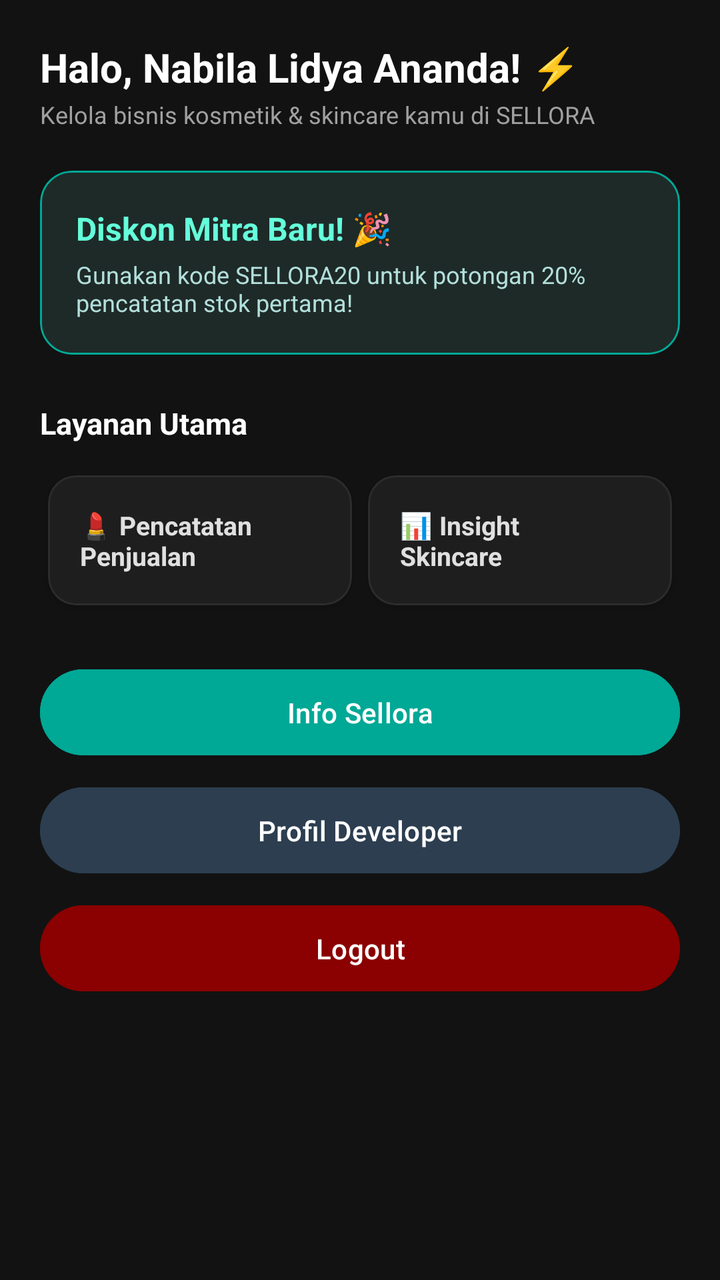
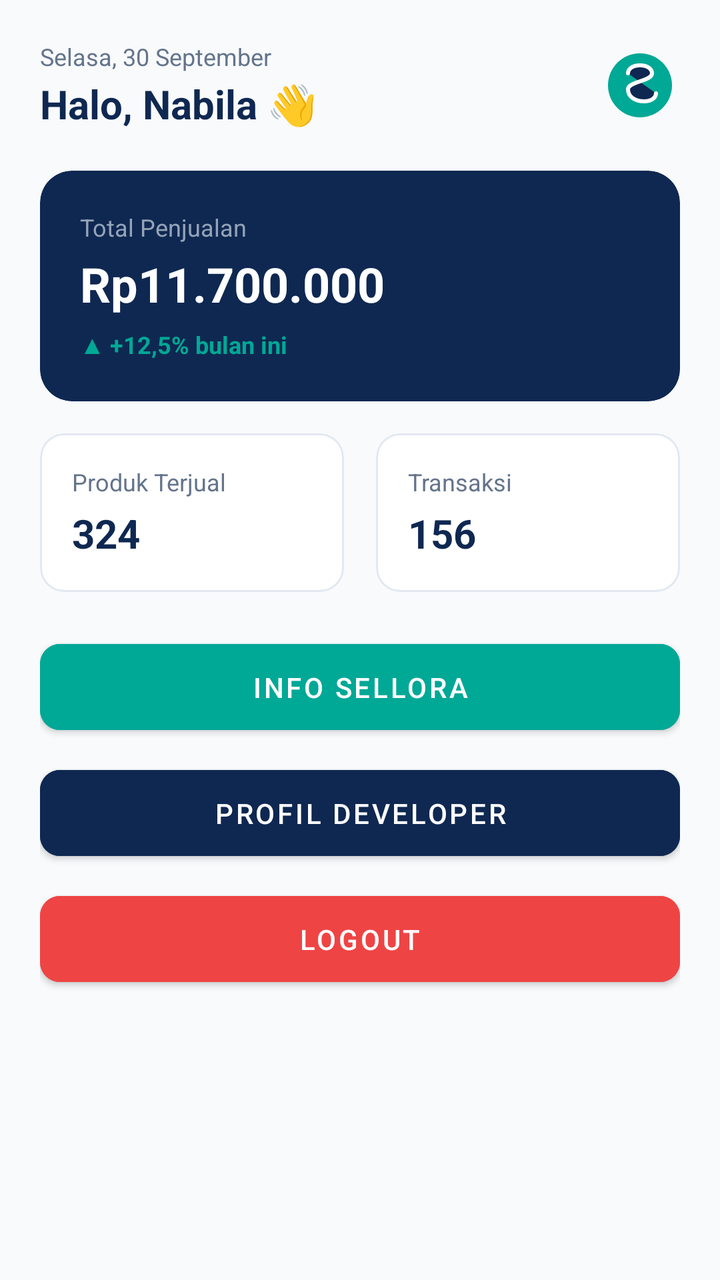

Compare the two renders of this Android layout. The source of the first and the diff that turns it into the second are given below.
<!-- AndroidManifest.xml: application theme Theme.NALOreo -->
<!-- res/layout/fragment_home.xml -->
<?xml version="1.0" encoding="utf-8"?>
<ScrollView xmlns:android="http://schemas.android.com/apk/res/android"
    xmlns:app="http://schemas.android.com/apk/res-auto"
    android:layout_width="match_parent"
    android:layout_height="match_parent"
    android:background="#121212"
    android:fillViewport="true">

    <LinearLayout
        android:layout_width="match_parent"
        android:layout_height="wrap_content"
        android:orientation="vertical"
        android:padding="20dp">

        <TextView
            android:id="@+id/tvWelcomeUser"
            android:layout_width="wrap_content"
            android:layout_height="wrap_content"
            android:text="Halo, Nabila Lidya Ananda! ⚡"
            android:textColor="#FFFFFF"
            android:textSize="20sp"
            android:textStyle="bold" />

        <TextView
            android:layout_width="wrap_content"
            android:layout_height="wrap_content"
            android:layout_marginTop="2dp"
            android:text="Kelola bisnis kosmetik &amp; skincare kamu di SELLORA"
            android:textColor="#A0A0A0"
            android:textSize="12sp" />

        
        <com.google.android.material.card.MaterialCardView
            android:layout_width="match_parent"
            android:layout_height="wrap_content"
            android:layout_marginTop="20dp"
            app:cardBackgroundColor="#1E2A28"
            app:cardCornerRadius="16dp"
            app:cardElevation="0dp"
            app:strokeColor="#00A896"
            app:strokeWidth="1dp">

            <LinearLayout
                android:layout_width="match_parent"
                android:layout_height="wrap_content"
                android:orientation="vertical"
                android:padding="18dp">

                <TextView
                    android:layout_width="wrap_content"
                    android:layout_height="wrap_content"
                    android:text="Diskon Mitra Baru! 🎉"
                    android:textColor="#64FFDA"
                    android:textSize="16sp"
                    android:textStyle="bold" />

                <TextView
                    android:layout_width="wrap_content"
                    android:layout_height="wrap_content"
                    android:layout_marginTop="4dp"
                    android:text="Gunakan kode SELLORA20 untuk potongan 20% pencatatan stok pertama!"
                    android:textColor="#B2DFDB"
                    android:textSize="12sp" />
            </LinearLayout>
        </com.google.android.material.card.MaterialCardView>

        <TextView
            android:layout_width="wrap_content"
            android:layout_height="wrap_content"
            android:layout_marginTop="24dp"
            android:text="Layanan Utama"
            android:textColor="#FFFFFF"
            android:textSize="15sp"
            android:textStyle="bold" />

        
        <GridLayout
            android:layout_width="match_parent"
            android:layout_height="wrap_content"
            android:layout_marginTop="12dp"
            android:columnCount="2">

            <com.google.android.material.card.MaterialCardView
                android:layout_width="0dp"
                android:layout_height="wrap_content"
                android:layout_columnWeight="1"
                android:layout_margin="4dp"
                app:cardBackgroundColor="#1E1E1E"
                app:cardCornerRadius="14dp"
                app:cardElevation="2dp"
                app:strokeColor="#2C2C2C"
                app:strokeWidth="1dp">

                <TextView
                    android:layout_width="match_parent"
                    android:layout_height="wrap_content"
                    android:padding="16dp"
                    android:text="💄 Pencatatan\nPenjualan"
                    android:textColor="#E0E0E0"
                    android:textSize="13sp"
                    android:textStyle="bold" />
            </com.google.android.material.card.MaterialCardView>

            <com.google.android.material.card.MaterialCardView
                android:layout_width="0dp"
                android:layout_height="wrap_content"
                android:layout_columnWeight="1"
                android:layout_margin="4dp"
                app:cardBackgroundColor="#1E1E1E"
                app:cardCornerRadius="14dp"
                app:cardElevation="2dp"
                app:strokeColor="#2C2C2C"
                app:strokeWidth="1dp">

                <TextView
                    android:layout_width="match_parent"
                    android:layout_height="wrap_content"
                    android:padding="16dp"
                    android:text="📊 Insight\nSkincare"
                    android:textColor="#E0E0E0"
                    android:textSize="13sp"
                    android:textStyle="bold" />
            </com.google.android.material.card.MaterialCardView>
        </GridLayout>

        
        <com.google.android.material.button.MaterialButton
            android:id="@+id/btnInfoSellora"
            android:layout_width="match_parent"
            android:layout_height="wrap_content"
            android:layout_marginTop="24dp"
            android:backgroundTint="#00A896"
            android:padding="12dp"
            android:text="Info Sellora"
            android:textColor="#FFFFFF"
            app:cornerRadius="24dp" />

        <com.google.android.material.button.MaterialButton
            android:id="@+id/btnProfilDeveloper"
            android:layout_width="match_parent"
            android:layout_height="wrap_content"
            android:layout_marginTop="8dp"
            android:backgroundTint="#2C3E50"
            android:padding="12dp"
            android:text="Profil Developer"
            android:textColor="#FFFFFF"
            app:cornerRadius="24dp" />

        <com.google.android.material.button.MaterialButton
            android:id="@+id/btnLogout"
            android:layout_width="match_parent"
            android:layout_height="wrap_content"
            android:layout_marginTop="8dp"
            android:backgroundTint="#8B0000"
            android:padding="12dp"
            android:text="Logout"
            android:textColor="#FFFFFF"
            app:cornerRadius="24dp" />

    </LinearLayout>
</ScrollView>
<!-- resources referenced by this layout -->
<resources>
  <style name="Theme.NALOreo" parent="Base.Theme.NALOreo" />
  <style name="Base.Theme.NALOreo" parent="Theme.Material3.DayNight.NoActionBar">
          
          
      </style>
</resources>

<!-- the commit's change to res/layout/fragment_home.xml (unified diff, before → after) -->
@@ -3,7 +3,7 @@
     xmlns:app="http://schemas.android.com/apk/res-auto"
     android:layout_width="match_parent"
     android:layout_height="match_parent"
-    android:background="#121212"
+    android:background="#F8FAFC"
     android:fillViewport="true">
 
     <LinearLayout
@@ -12,150 +12,195 @@
         android:orientation="vertical"
         android:padding="20dp">
 
-        <TextView
-            android:id="@+id/tvWelcomeUser"
-            android:layout_width="wrap_content"
-            android:layout_height="wrap_content"
-            android:text="Halo, Nabila Lidya Ananda! ⚡"
-            android:textColor="#FFFFFF"
-            android:textSize="20sp"
-            android:textStyle="bold" />
-
-        <TextView
-            android:layout_width="wrap_content"
-            android:layout_height="wrap_content"
-            android:layout_marginTop="2dp"
-            android:text="Kelola bisnis kosmetik &amp; skincare kamu di SELLORA"
-            android:textColor="#A0A0A0"
-            android:textSize="12sp" />
+        
+        <RelativeLayout
+            android:layout_width="match_parent"
+            android:layout_height="wrap_content">
+
+            <LinearLayout
+                android:layout_width="wrap_content"
+                android:layout_height="wrap_content"
+                android:orientation="vertical">
+
+                <TextView
+                    android:layout_width="wrap_content"
+                    android:layout_height="wrap_content"
+                    android:text="Selasa, 30 September"
+                    android:textColor="#64748B"
+                    android:textSize="12sp" />
+
+                <TextView
+                    android:id="@+id/tvWelcomeUser"
+                    android:layout_width="wrap_content"
+                    android:layout_height="wrap_content"
+                    android:layout_marginTop="2dp"
+                    android:text="Halo, Nabila 👋"
+                    android:textColor="#0F2851"
+                    android:textSize="20sp"
+                    android:textStyle="bold" />
+            </LinearLayout>
+
+            <ImageView
+                android:layout_width="40dp"
+                android:layout_height="40dp"
+                android:layout_alignParentEnd="true"
+                android:layout_centerVertical="true"
+                android:src="@drawable/ic_sellora_logo" />
+        </RelativeLayout>
 
         
         <com.google.android.material.card.MaterialCardView
             android:layout_width="match_parent"
             android:layout_height="wrap_content"
             android:layout_marginTop="20dp"
-            app:cardBackgroundColor="#1E2A28"
+            app:cardBackgroundColor="#0F2851"
             app:cardCornerRadius="16dp"
-            app:cardElevation="0dp"
-            app:strokeColor="#00A896"
-            app:strokeWidth="1dp">
+            app:cardElevation="0dp">
 
             <LinearLayout
                 android:layout_width="match_parent"
                 android:layout_height="wrap_content"
                 android:orientation="vertical"
-                android:padding="18dp">
-
-                <TextView
-                    android:layout_width="wrap_content"
-                    android:layout_height="wrap_content"
-                    android:text="Diskon Mitra Baru! 🎉"
-                    android:textColor="#64FFDA"
-                    android:textSize="16sp"
+                android:padding="20dp">
+
+                <TextView
+                    android:layout_width="wrap_content"
+                    android:layout_height="wrap_content"
+                    android:text="Total Penjualan"
+                    android:textColor="#94A3B8"
+                    android:textSize="12sp" />
+
+                <TextView
+                    android:layout_width="wrap_content"
+                    android:layout_height="wrap_content"
+                    android:layout_marginTop="4dp"
+                    android:text="Rp11.700.000"
+                    android:textColor="#FFFFFF"
+                    android:textSize="24sp"
                     android:textStyle="bold" />
 
                 <TextView
                     android:layout_width="wrap_content"
                     android:layout_height="wrap_content"
-                    android:layout_marginTop="4dp"
-                    android:text="Gunakan kode SELLORA20 untuk potongan 20% pencatatan stok pertama!"
-                    android:textColor="#B2DFDB"
-                    android:textSize="12sp" />
+                    android:layout_marginTop="6dp"
+                    android:text="▲ +12,5% bulan ini"
+                    android:textColor="#00A896"
+                    android:textSize="12sp"
+                    android:textStyle="bold" />
             </LinearLayout>
         </com.google.android.material.card.MaterialCardView>
 
-        <TextView
-            android:layout_width="wrap_content"
-            android:layout_height="wrap_content"
-            android:layout_marginTop="24dp"
-            android:text="Layanan Utama"
-            android:textColor="#FFFFFF"
-            android:textSize="15sp"
-            android:textStyle="bold" />
-
-        
-        <GridLayout
-            android:layout_width="match_parent"
-            android:layout_height="wrap_content"
-            android:layout_marginTop="12dp"
-            android:columnCount="2">
+        
+        <LinearLayout
+            android:layout_width="match_parent"
+            android:layout_height="wrap_content"
+            android:layout_marginTop="16dp"
+            android:orientation="horizontal">
 
             <com.google.android.material.card.MaterialCardView
                 android:layout_width="0dp"
                 android:layout_height="wrap_content"
-                android:layout_columnWeight="1"
-                android:layout_margin="4dp"
-                app:cardBackgroundColor="#1E1E1E"
-                app:cardCornerRadius="14dp"
-                app:cardElevation="2dp"
-                app:strokeColor="#2C2C2C"
+                android:layout_marginEnd="8dp"
+                android:layout_weight="1"
+                app:cardBackgroundColor="#FFFFFF"
+                app:cardCornerRadius="12dp"
+                app:cardElevation="0dp"
+                app:strokeColor="#E2E8F0"
                 app:strokeWidth="1dp">
 
-                <TextView
+                <LinearLayout
                     android:layout_width="match_parent"
                     android:layout_height="wrap_content"
-                    android:padding="16dp"
-                    android:text="💄 Pencatatan\nPenjualan"
-                    android:textColor="#E0E0E0"
-                    android:textSize="13sp"
-                    android:textStyle="bold" />
+                    android:orientation="vertical"
+                    android:padding="16dp">
+
+                    <TextView
+                        android:layout_width="wrap_content"
+                        android:layout_height="wrap_content"
+                        android:text="Produk Terjual"
+                        android:textColor="#64748B"
+                        android:textSize="12sp" />
+
+                    <TextView
+                        android:layout_width="wrap_content"
+                        android:layout_height="wrap_content"
+                        android:layout_marginTop="4dp"
+                        android:text="324"
+                        android:textColor="#0F2851"
+                        android:textSize="20sp"
+                        android:textStyle="bold" />
+                </LinearLayout>
             </com.google.android.material.card.MaterialCardView>
 
             <com.google.android.material.card.MaterialCardView
                 android:layout_width="0dp"
                 android:layout_height="wrap_content"
-                android:layout_columnWeight="1"
-                android:layout_margin="4dp"
-                app:cardBackgroundColor="#1E1E1E"
-                app:cardCornerRadius="14dp"
-                app:cardElevation="2dp"
-                app:strokeColor="#2C2C2C"
+                android:layout_marginStart="8dp"
+                android:layout_weight="1"
+                app:cardBackgroundColor="#FFFFFF"
+                app:cardCornerRadius="12dp"
+                app:cardElevation="0dp"
+                app:strokeColor="#E2E8F0"
                 app:strokeWidth="1dp">
 
-                <TextView
+                <LinearLayout
                     android:layout_width="match_parent"
                     android:layout_height="wrap_content"
-                    android:padding="16dp"
-                    android:text="📊 Insight\nSkincare"
-                    android:textColor="#E0E0E0"
-                    android:textSize="13sp"
-                    android:textStyle="bold" />
+                    android:orientation="vertical"
+                    android:padding="16dp">
+
+                    <TextView
+                        android:layout_width="wrap_content"
+                        android:layout_height="wrap_content"
+                        android:text="Transaksi"
+                        android:textColor="#64748B"
+                        android:textSize="12sp" />
+
+                    <TextView
+                        android:layout_width="wrap_content"
+                        android:layout_height="wrap_content"
+                        android:layout_marginTop="4dp"
+                        android:text="156"
+                        android:textColor="#0F2851"
+                        android:textSize="20sp"
+                        android:textStyle="bold" />
+                </LinearLayout>
             </com.google.android.material.card.MaterialCardView>
-        </GridLayout>
+        </LinearLayout>
 
         
         <com.google.android.material.button.MaterialButton
             android:id="@+id/btnInfoSellora"
             android:layout_width="match_parent"
             android:layout_height="wrap_content"
-            android:layout_marginTop="24dp"
+            android:layout_marginTop="20dp"
             android:backgroundTint="#00A896"
             android:padding="12dp"
             android:text="Info Sellora"
             android:textColor="#FFFFFF"
-            app:cornerRadius="24dp" />
+            app:cornerRadius="10dp" />
 
         <com.google.android.material.button.MaterialButton
             android:id="@+id/btnProfilDeveloper"
             android:layout_width="match_parent"
             android:layout_height="wrap_content"
             android:layout_marginTop="8dp"
-            android:backgroundTint="#2C3E50"
+            android:backgroundTint="#0F2851"
             android:padding="12dp"
             android:text="Profil Developer"
             android:textColor="#FFFFFF"
-            app:cornerRadius="24dp" />
+            app:cornerRadius="10dp" />
 
         <com.google.android.material.button.MaterialButton
             android:id="@+id/btnLogout"
             android:layout_width="match_parent"
             android:layout_height="wrap_content"
             android:layout_marginTop="8dp"
-            android:backgroundTint="#8B0000"
+            android:backgroundTint="#EF4444"
             android:padding="12dp"
             android:text="Logout"
             android:textColor="#FFFFFF"
-            app:cornerRadius="24dp" />
+            app:cornerRadius="10dp" />
 
     </LinearLayout>
 </ScrollView>
<!-- resource entries referenced after the edit -->
@@ -1,9 +1,34 @@
 <!-- resources referenced by this layout -->
 <resources>
-  <style name="Theme.NALOreo" parent="Base.Theme.NALOreo" />
-  <style name="Base.Theme.NALOreo" parent="Theme.Material3.DayNight.NoActionBar">
+  <!-- drawable ic_sellora_logo (drawable) -->
+  <vector xmlns:android="http://schemas.android.com/apk/res/android"
+      android:width="120dp"
+      android:height="120dp"
+      android:viewportWidth="100"
+      android:viewportHeight="100">
+      <path
+          android:fillColor="#00A896"
+          android:pathData="M50,10 C27.9,10 10,27.9 10,50 C10,72.1 27.9,90 50,90 C72.1,90 90,72.1 90,50 C90,27.9 72.1,10 50,10 Z" />
+      <path
+          android:fillColor="#0F2851"
+          android:pathData="M35,35 C35,30 40,25 50,25 C60,25 65,30 65,35 C65,45 35,45 35,55 C35,65 45,70 55,70 C65,70 70,65 70,60"
+          android:strokeColor="#FFFFFF"
+          android:strokeWidth="5"
+          android:strokeLineCap="round" />
+  </vector>
+  <style name="Theme.NALOreo" parent="Theme.MaterialComponents.DayNight.NoActionBar">
           
+          <item name="colorPrimary">#0F2851</item>
+          <item name="colorPrimaryVariant">#0F2851</item>
+          <item name="colorOnPrimary">#FFFFFF</item>
+          <item name="colorSecondary">#00A896</item>
+          <item name="colorSecondaryVariant">#00A896</item>
+          <item name="colorOnSecondary">#FFFFFF</item>
+  
           
+          <item name="android:statusBarColor">#0F2851</item>
+          <item name="android:windowLightStatusBar">false</item>
+          <item name="android:windowBackground">#F8FAFC</item>
       </style>
 </resources>
 
